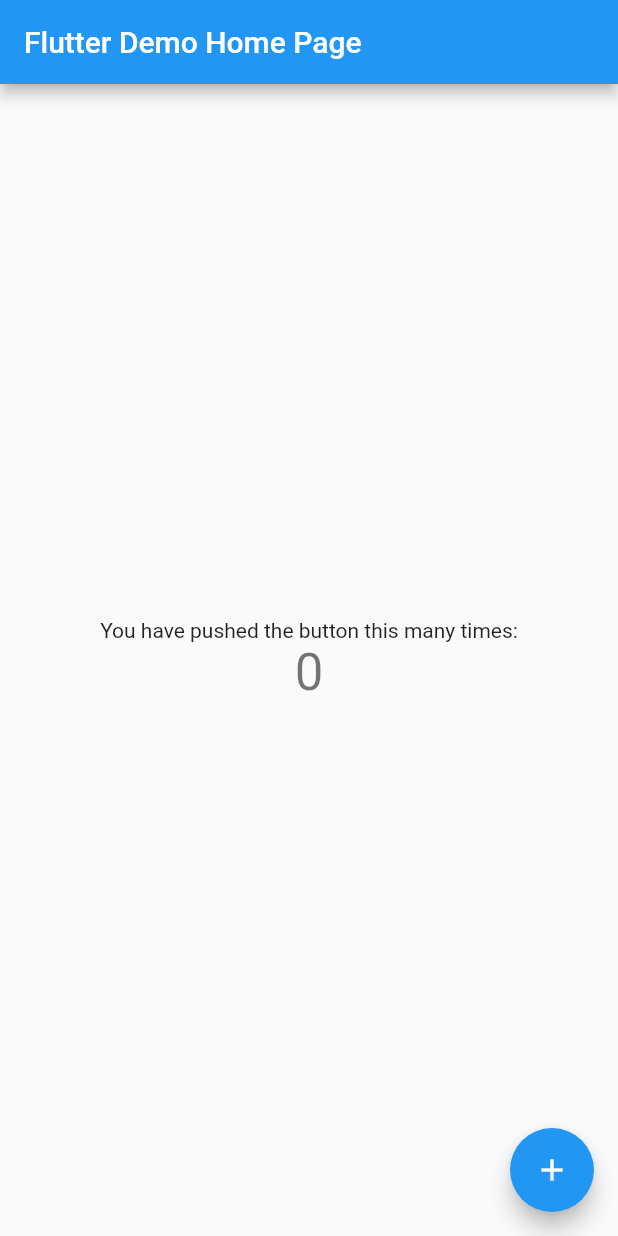
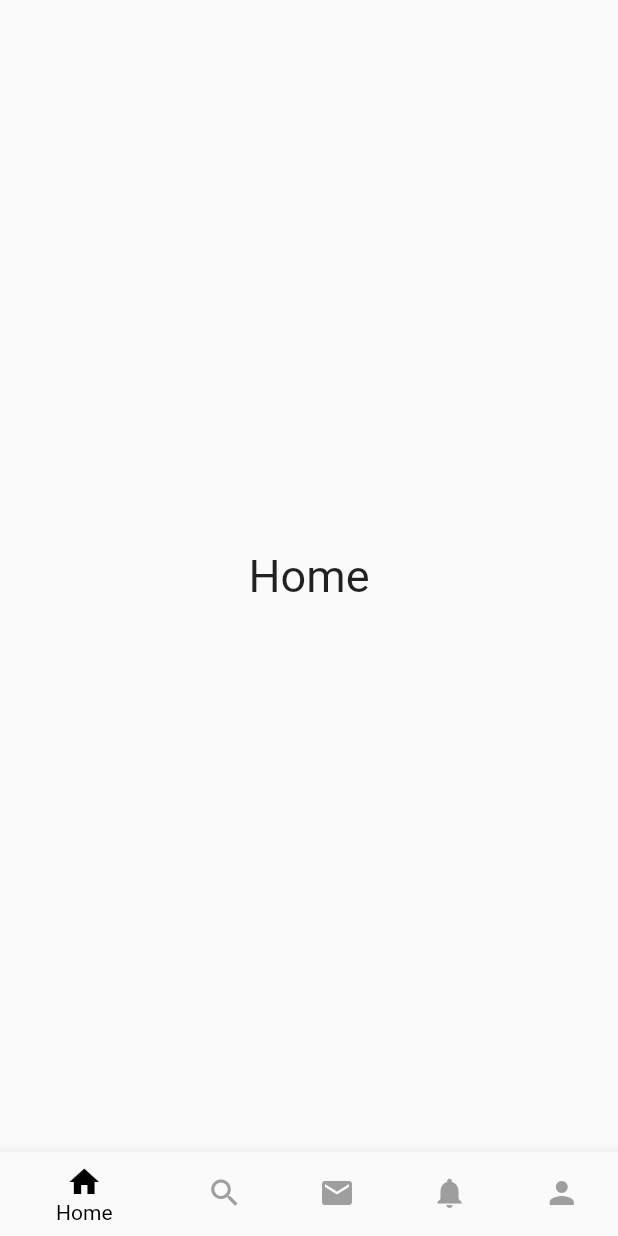
Before and after one commit to Srikar-D-Palmite/EduClip, a Flutter app: the screen it shows after launch, on a phone screen of 412 x 824 dp. Run offline on Flutter 3.47's test engine with Material 2 defaults, Android fonts, the phone set to English and light mode, and no system bars.

```diff
--- a/lib/main.dart
+++ b/lib/main.dart
@@ -1,45 +1,31 @@
 import 'package:flutter/material.dart';
 
-void main() {
-  runApp(const MyApp());
-}
+// This is the main entry point for the application
+void main() => runApp(MyApp());
 
-class MyApp extends StatelessWidget {
-  const MyApp({super.key});
+// This widget is the root of the application
+class MyApp extends StatelessWidget  {
+  const MyApp({Key? key}) : super(key: key);
 
-  // This widget is the root of your application.
   @override
   Widget build(BuildContext context) {
     return MaterialApp(
-      title: 'Flutter Demo',
+      // The title of the application
+      title: 'Educlip',
+      // The color theme of the application
       theme: ThemeData(
-        // This is the theme of your application.
-        //
-        // Try running your application with "flutter run". You'll see the
-        // application has a blue toolbar. Then, without quitting the app, try
-        // changing the primarySwatch below to Colors.green and then invoke
-        // "hot reload" (press "r" in the console where you ran "flutter run",
-        // or simply save your changes to "hot reload" in a Flutter IDE).
-        // Notice that the counter didn't reset back to zero; the application
-        // is not restarted.
-        primarySwatch: Colors.blue,
+        primaryColor: Colors.black,
+        // accentColor: Colors.white,
       ),
-      home: const MyHomePage(title: 'Flutter Demo Home Page'),
+      // The initial screen of the application
+      home: MyHomePage(title: 'Educlip'),
     );
   }
 }
 
+// This widget represents the home screen of the application
 class MyHomePage extends StatefulWidget {
-  const MyHomePage({super.key, required this.title});
-
-  // This widget is the home page of your application. It is stateful, meaning
-  // that it has a State object (defined below) that contains fields that affect
-  // how it looks.
-
-  // This class is the configuration for the state. It holds the values (in this
-  // case the title) provided by the parent (in this case the App widget) and
-  // used by the build method of the State. Fields in a Widget subclass are
-  // always marked "final".
+  const MyHomePage({Key? key, required this.title}) : super(key: key);
 
   final String title;
 
@@ -47,69 +33,94 @@ class MyHomePage extends StatefulWidget {
   State<MyHomePage> createState() => _MyHomePageState();
 }
 
+// This widget represents the state of the home screen of the application
 class _MyHomePageState extends State<MyHomePage> {
-  int _counter = 0;
+  // The index of the currently selected tab
+  int _selectedIndex = 0;
 
-  void _incrementCounter() {
+  // The widgets that correspond to each tab
+  static List<Widget> _widgetOptions = <Widget>[
+    Center(
+      child: Text(
+        'Home',
+        style: TextStyle(fontSize: 30),
+      ),
+    ),
+    Center(
+      child: Text(
+        'Search',
+        style: TextStyle(fontSize: 30),
+      ),
+    ),
+    Center(
+      child: Text(
+        'Messages',
+        style: TextStyle(fontSize: 30),
+      ),
+    ),
+    Center(
+      child: Text(
+        'Notifications',
+        style: TextStyle(fontSize: 30),
+      ),
+    ),
+    Center(
+      child: Text(
+        'Profile',
+        style: TextStyle(fontSize: 30),
+      ),
+    ),
+  ];
+
+  // This function is called when a tab is tapped. It updates the index of the currently selected tab
+  void _onItemTapped(int index) {
     setState(() {
-      // This call to setState tells the Flutter framework that something has
-      // changed in this State, which causes it to rerun the build method below
-      // so that the display can reflect the updated values. If we changed
-      // _counter without calling setState(), then the build method would not be
-      // called again, and so nothing would appear to happen.
-      _counter++;
+      _selectedIndex = index;
     });
   }
 
   @override
   Widget build(BuildContext context) {
-    // This method is rerun every time setState is called, for instance as done
-    // by the _incrementCounter method above.
-    //
-    // The Flutter framework has been optimized to make rerunning build methods
-    // fast, so that you can just rebuild anything that needs updating rather
-    // than having to individually change instances of widgets.
+    // The scaffold provides the basic structure of the screen
     return Scaffold(
-      appBar: AppBar(
-        // Here we take the value from the MyHomePage object that was created by
-        // the App.build method, and use it to set our appbar title.
-        title: Text(widget.title),
+      // The body of the scaffold is the widget that corresponds to the currently selected tab
+      body: _widgetOptions.elementAt(_selectedIndex),
+      // The bottom navigation bar shows the available tabs
+      bottomNavigationBar: BottomNavigationBar(
+        // The items in the bottom navigation bar correspond to each tab
+        items: const <BottomNavigationBarItem>[
+          BottomNavigationBarItem(
+            icon: Icon(Icons.home),
+            label: 'Home',
+          ),
+          BottomNavigationBarItem(
+            icon: Icon(Icons.search),
+            label: 'Search',
+          ),
+          BottomNavigationBarItem(
+            icon: Icon(Icons.mail),
+            label: 'Messages',
+          ),
+          BottomNavigationBarItem(
+            icon: Icon(Icons.notifications),
+            label: 'Notifications',
+          ),
+          BottomNavigationBarItem(
+            icon: Icon(Icons.person),
+            label: 'Profile',
+          ),
+        ],
+        // The index of the currently selected tab
+        currentIndex: _selectedIndex,
+        // The color of the icon of the currently selected tab
+        selectedItemColor: Colors.black,
+        // The color of the icon of the unselected tabs
+        unselectedItemColor: Colors.grey,
+        // The background color of the bottom navigation bar
+        // backgroundColor: Colors.black,
+        // This function is called when a tab is tapped
+        onTap: _onItemTapped,
       ),
-      body: Center(
-        // Center is a layout widget. It takes a single child and positions it
-        // in the middle of the parent.
-        child: Column(
-          // Column is also a layout widget. It takes a list of children and
-          // arranges them vertically. By default, it sizes itself to fit its
-          // children horizontally, and tries to be as tall as its parent.
-          //
-          // Invoke "debug painting" (press "p" in the console, choose the
-          // "Toggle Debug Paint" action from the Flutter Inspector in Android
-          // Studio, or the "Toggle Debug Paint" command in Visual Studio Code)
-          // to see the wireframe for each widget.
-          //
-          // Column has various properties to control how it sizes itself and
-          // how it positions its children. Here we use mainAxisAlignment to
-          // center the children vertically; the main axis here is the vertical
-          // axis because Columns are vertical (the cross axis would be
-          // horizontal).
-          mainAxisAlignment: MainAxisAlignment.center,
-          children: <Widget>[
-            const Text(
-              'You have pushed the button this many times:',
-            ),
-            Text(
-              '$_counter',
-              style: Theme.of(context).textTheme.headlineMedium,
-            ),
-          ],
-        ),
-      ),
-      floatingActionButton: FloatingActionButton(
-        onPressed: _incrementCounter,
-        tooltip: 'Increment',
-        child: const Icon(Icons.add),
-      ), // This trailing comma makes auto-formatting nicer for build methods.
     );
   }
 }
```
